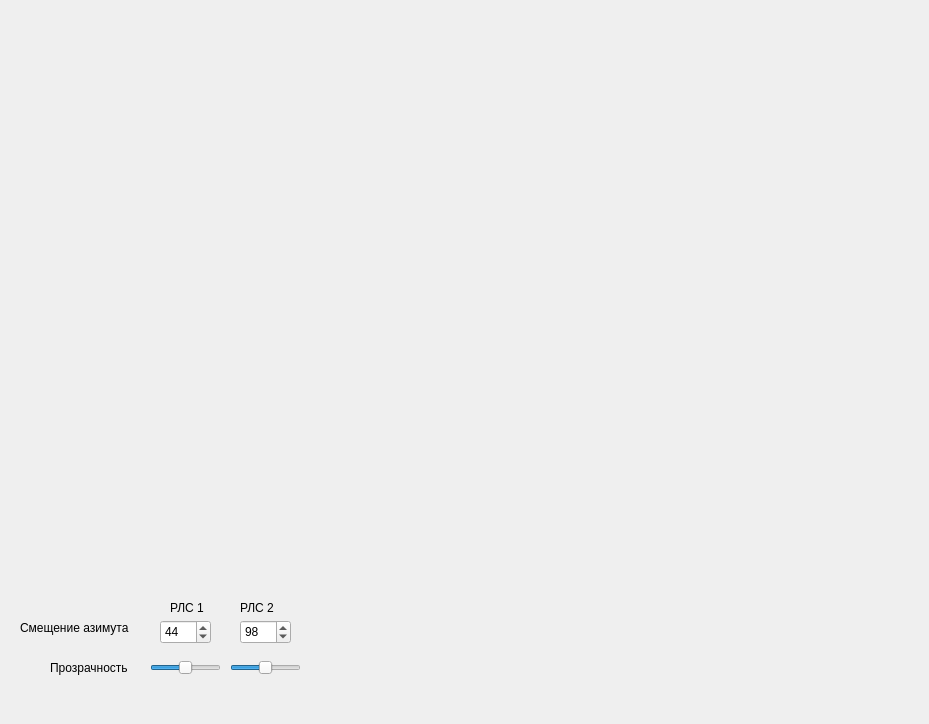
Old version of the form widget.ui in the repository MAPSWorks/superpos.
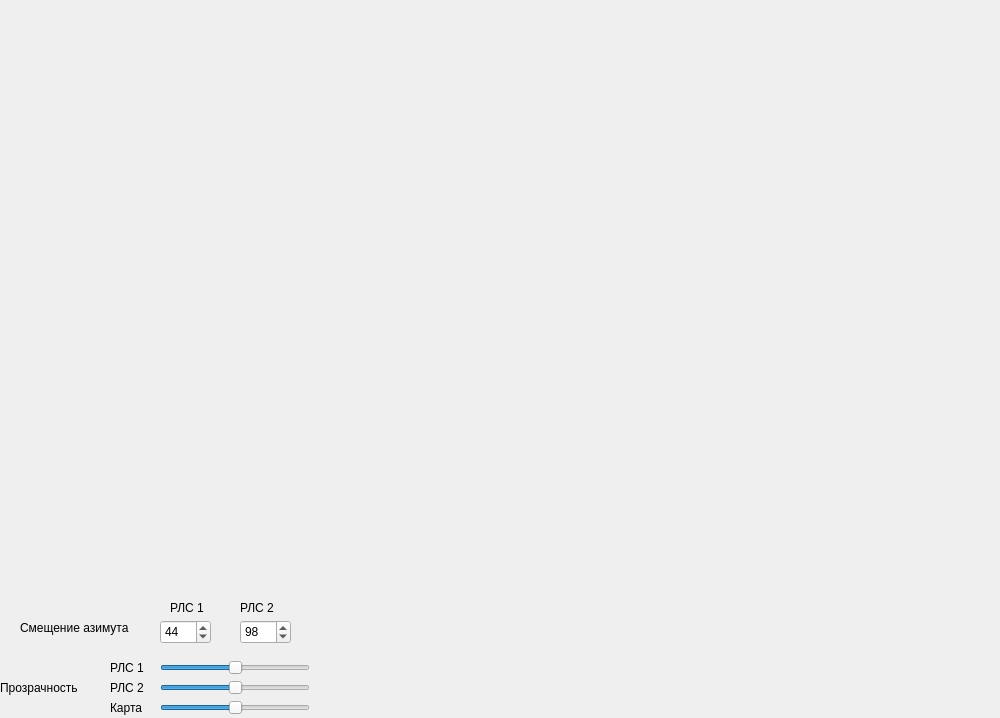
New version of the form.

Patch:
```diff
--- a/widget.ui
+++ b/widget.ui
@@ -6,8 +6,8 @@
    <rect>
     <x>0</x>
     <y>0</y>
-    <width>929</width>
-    <height>724</height>
+    <width>1000</width>
+    <height>718</height>
    </rect>
   </property>
   <property name="windowTitle">
@@ -93,8 +93,8 @@
   <widget class="QLabel" name="label_4">
    <property name="geometry">
     <rect>
-     <x>50</x>
-     <y>660</y>
+     <x>0</x>
+     <y>680</y>
      <width>91</width>
      <height>16</height>
     </rect>
@@ -106,10 +106,10 @@
   <widget class="QSlider" name="hSlider1">
    <property name="geometry">
     <rect>
-     <x>150</x>
+     <x>160</x>
      <y>660</y>
-     <width>71</width>
-     <height>16</height>
+     <width>150</width>
+     <height>15</height>
     </rect>
    </property>
    <property name="singleStep">
@@ -125,17 +125,72 @@
   <widget class="QSlider" name="hSlider2">
    <property name="geometry">
     <rect>
-     <x>230</x>
+     <x>160</x>
+     <y>680</y>
+     <width>150</width>
+     <height>15</height>
+    </rect>
+   </property>
+   <property name="value">
+    <number>50</number>
+   </property>
+   <property name="orientation">
+    <enum>Qt::Horizontal</enum>
+   </property>
+  </widget>
+  <widget class="QSlider" name="hSliderM">
+   <property name="geometry">
+    <rect>
+     <x>160</x>
+     <y>700</y>
+     <width>150</width>
+     <height>15</height>
+    </rect>
+   </property>
+   <property name="value">
+    <number>50</number>
+   </property>
+   <property name="orientation">
+    <enum>Qt::Horizontal</enum>
+   </property>
+  </widget>
+  <widget class="QLabel" name="label_5">
+   <property name="geometry">
+    <rect>
+     <x>110</x>
      <y>660</y>
-     <width>71</width>
+     <width>41</width>
      <height>16</height>
     </rect>
    </property>
-   <property name="value">
-    <number>50</number>
+   <property name="text">
+    <string>РЛС 1</string>
    </property>
-   <property name="orientation">
-    <enum>Qt::Horizontal</enum>
+  </widget>
+  <widget class="QLabel" name="label_6">
+   <property name="geometry">
+    <rect>
+     <x>110</x>
+     <y>680</y>
+     <width>41</width>
+     <height>16</height>
+    </rect>
+   </property>
+   <property name="text">
+    <string>РЛС 2</string>
+   </property>
+  </widget>
+  <widget class="QLabel" name="label_7">
+   <property name="geometry">
+    <rect>
+     <x>110</x>
+     <y>700</y>
+     <width>41</width>
+     <height>16</height>
+    </rect>
+   </property>
+   <property name="text">
+    <string>Карта</string>
    </property>
   </widget>
  </widget>
```
